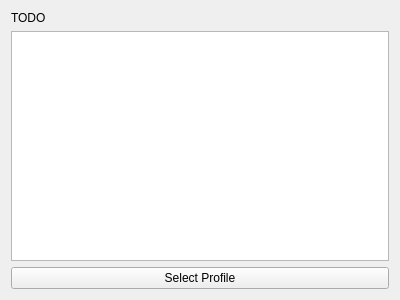
Before: the Qt Designer form ui/edit/edit_chain.ui in MatsuriDayo/nekoray, drawn with Qt 5.
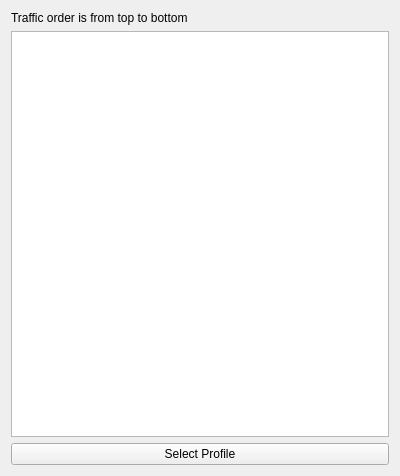
After: the same form once the commit is applied.

Diff of the .ui file:
```diff
--- a/ui/edit/edit_chain.ui
+++ b/ui/edit/edit_chain.ui
@@ -7,7 +7,7 @@
     <x>0</x>
     <y>0</y>
     <width>400</width>
-    <height>300</height>
+    <height>476</height>
    </rect>
   </property>
   <property name="windowTitle">
@@ -17,12 +17,31 @@
    <item>
     <widget class="QLabel" name="label">
      <property name="text">
-      <string>TODO</string>
+      <string>Traffic order is from top to bottom</string>
      </property>
     </widget>
    </item>
    <item>
-    <widget class="QPlainTextEdit" name="plainTextEdit"/>
+    <widget class="QListWidget" name="listWidget">
+     <property name="minimumSize">
+      <size>
+       <width>0</width>
+       <height>400</height>
+      </size>
+     </property>
+     <property name="contextMenuPolicy">
+      <enum>Qt::ActionsContextMenu</enum>
+     </property>
+     <property name="dragDropMode">
+      <enum>QAbstractItemView::InternalMove</enum>
+     </property>
+     <property name="defaultDropAction">
+      <enum>Qt::MoveAction</enum>
+     </property>
+     <property name="movement">
+      <enum>QListView::Free</enum>
+     </property>
+    </widget>
    </item>
    <item>
     <widget class="QPushButton" name="select_profile">
```
